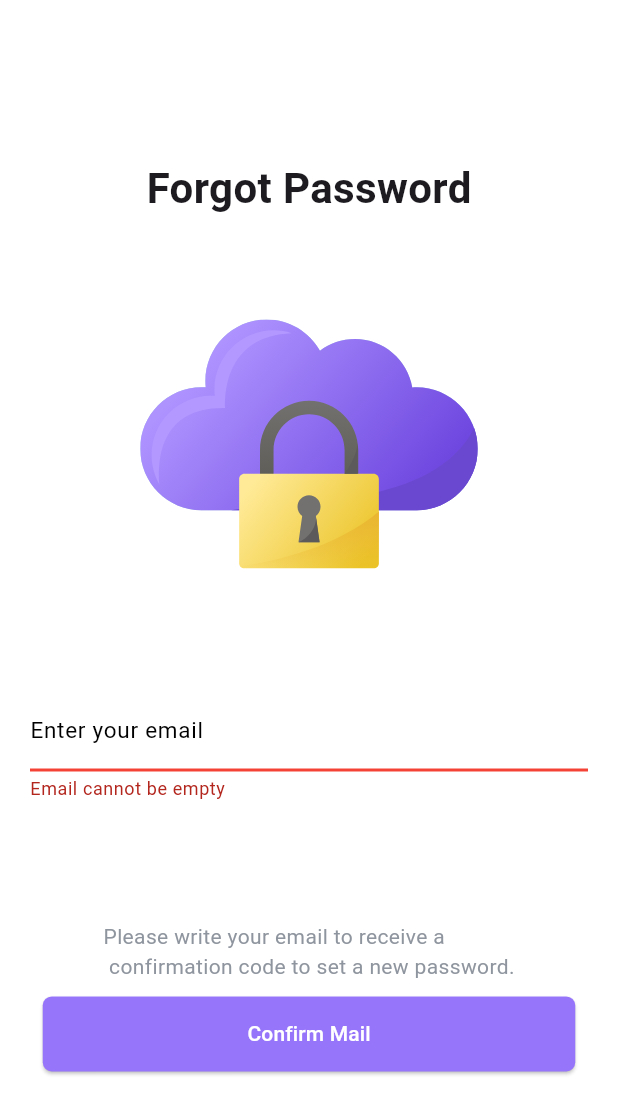
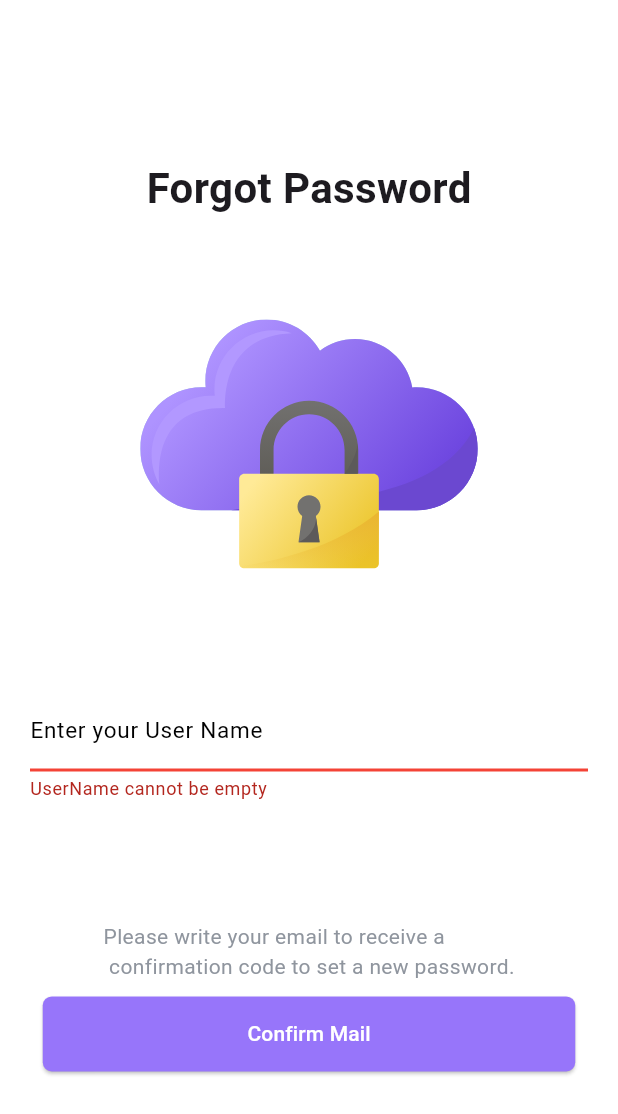
Before and after one commit to tanzilhasan5/laza_shopping, a Flutter app: the ForgetPasswordScreen screen opened by its route, after a tap on "Confirm Mail", on a phone screen of 412 x 824 dp. Shown: the top 1114 px of the screen. Run offline on Flutter 3.47's test engine with Material 3 defaults, Android fonts, the phone set to English and light mode, and no system bars; our stand-ins replace flutter_credit_card, flutter_svg, get, pin_code_fields, shared_preferences; missing offline and left inert: easy_stars, otp_resend_timer; accounts and stored records are empty; project files that could hold a hidden picture were left out.

Commit message:
forget_password

```diff
--- a/lib/Data/services/api_constant.dart
+++ b/lib/Data/services/api_constant.dart
@@ -5,6 +5,7 @@ class ApiConstant{
 
   static String login="/auth/login/";
   static String signup="/auth/signup/";
+  static String forgetpassword="/auth/forgetpassword/";
 
 
 }
--- a/lib/ui/screen/AuthScreen/forget_password_screen.dart
+++ b/lib/ui/screen/AuthScreen/forget_password_screen.dart
@@ -5,6 +5,7 @@ import 'package:laza_shopping/ui/widgets/CustomAuthWidgets/custom_Button.dart';
 import 'package:laza_shopping/ui/widgets/CustomAuthWidgets/custom_textfield.dart';
 import 'package:laza_shopping/utils/appColor.dart';
 
+import '../../../Controller/authController.dart';
 import '../../../routs/routs.dart';
 
 class ForgetPasswordScreen extends StatefulWidget {
@@ -16,6 +17,8 @@ class ForgetPasswordScreen extends StatefulWidget {
 }
 
 class _ForgetPasswordScreenState extends State<ForgetPasswordScreen> {
+  final TextEditingController _forgetpassword =TextEditingController();
+  final AuthController _authController = Get.put(AuthController());
   GlobalKey<FormState> _formKey = GlobalKey<FormState>();
   @override
   Widget build(BuildContext context) {
@@ -39,12 +42,14 @@ class _ForgetPasswordScreenState extends State<ForgetPasswordScreen> {
                 SvgPicture.asset('assets/image/loginobject.svg'),
                 SizedBox(height:80),
                 CustomTextField(
-                  hintText: 'Enter your email',
-                  labelText:'Enter your email' ,
+                  controller:_forgetpassword ,
+                  hintText: 'UserName',
+                  labelText:'Enter your User Name' ,
                   validator:(value){
                     if (value == null || value.isEmpty) {
-                      return 'Email cannot be empty';
-                    } else if (!value.contains('@')) {
+                      return 'UserName cannot be empty';
+                    }
+                    /*else if (!value.contains('@')) {
                       return 'Email must contain @';
                     }  else if (!value.contains('gmail')) {
                       return 'Email must contain gmail (gmail)';
@@ -54,7 +59,7 @@ class _ForgetPasswordScreenState extends State<ForgetPasswordScreen> {
                     }
                     else if (!value.contains('com')) {
                       return 'Email must contain com (com)';
-                    }else{
+                    }*/else{
                       return null;
                     }
 
@@ -63,13 +68,19 @@ class _ForgetPasswordScreenState extends State<ForgetPasswordScreen> {
                 SizedBox(height: 80,),
                 Text('Please write your email to receive a\n confirmation code to set a new password.',style: TextStyle(color: AppColor.textColor),),
                SizedBox(height: 10,),
-                CustomButton(onpress: (){
-                  if(_formKey.currentState!.validate()){
-                    Get.toNamed(Routes.Pin_verificationScreen);
-                  }
+                Obx(()=> CustomButton(
+                    isLoading: _authController.isLoading.value,
+                  onpress: (){
 
-                },
-                  title: 'Confirm Mail',
+
+                    if(_formKey.currentState!.validate()){
+                      _authController.forgetpassword(_forgetpassword.text.trim());
+                    }
+
+                  },
+
+                    title: 'Confirm Mail',
+                  ),
                 )
               ],
             ),
--- a/lib/ui/widgets/custom_snackbar.dart
+++ b/lib/ui/widgets/custom_snackbar.dart
@@ -6,7 +6,7 @@ import 'package:get/get.dart';
 
 
 
-void showCustomSnackBar(String? message, {bool isError = true, bool getXSnackBar = false}) {
+void showCustomSnackBar(String? message, {bool isError = true, bool getXSnackBar = true}) {
   if(message != null && message.isNotEmpty) {
     if(getXSnackBar) {
       Get.showSnackbar(GetSnackBar(
```
Also changed, not shown: lib/Controller/authController.dart (+23 -0 lines).
